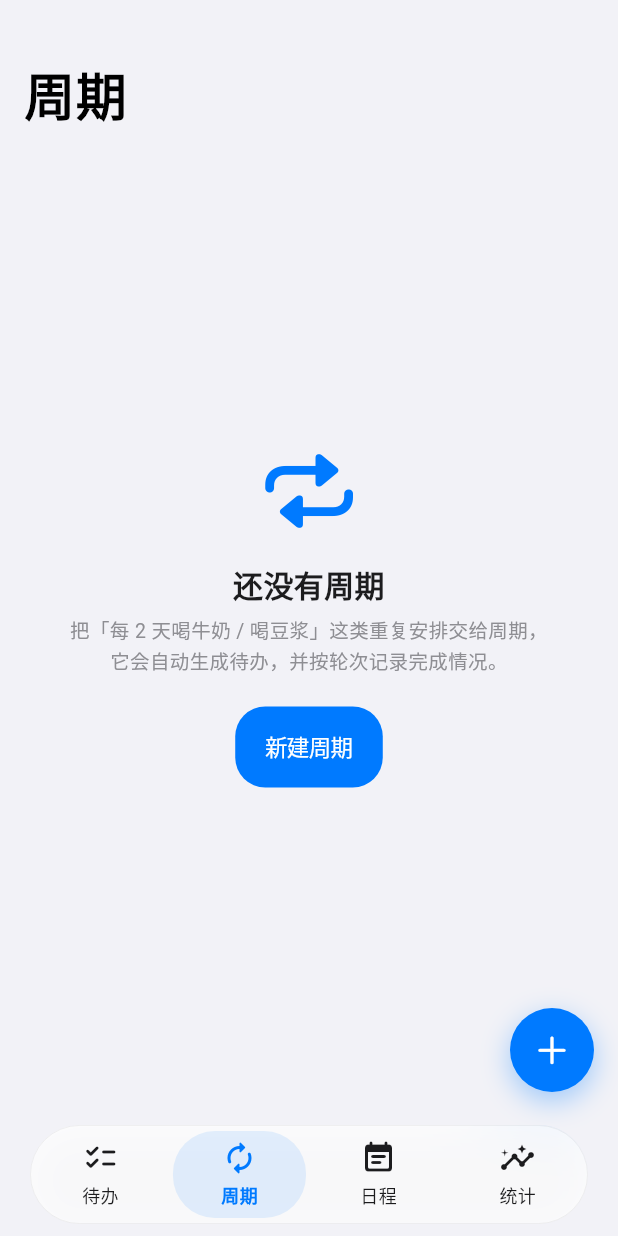
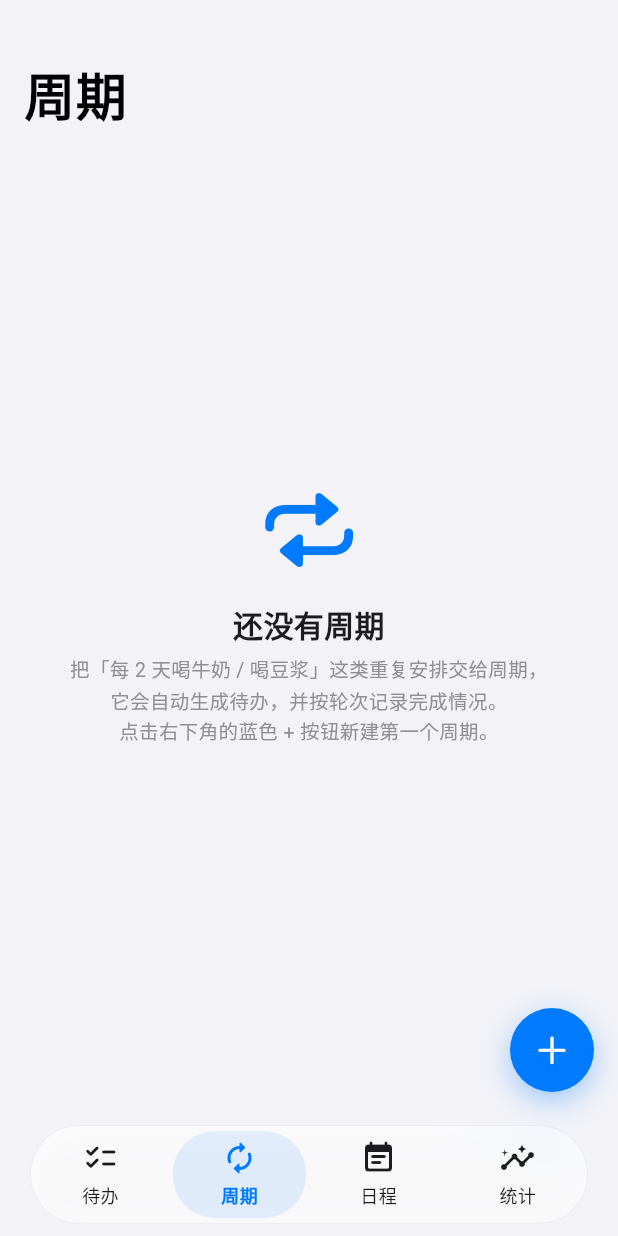
Before and after one commit to AndOhhh/qingyun_todo, a Flutter app: the screen it shows after launch, after a tap on "周期", on a phone screen of 412 x 824 dp. Run offline on Flutter 3.47's test engine with Material 3 defaults, Android fonts, the phone set to English and light mode, and no system bars; our stand-ins replace flutter_riverpod, sqflite; missing offline and left inert: tyme; accounts and stored records are empty.

Commit message:
refactor(ui): 周期页空态移除居中新建按钮，改为引导点击右下角浮动按钮
- 空态保留图标 + 「周期是什么」说明，新增一行引导文案「点击右下角的蓝色 + 按钮新建第一个周期」
- 去除与右下角 FloatingAddButton 重复的居中 CupertinoButton
- 测试：新建周期闭环用例改由 FAB 进入，并断言空态无居中按钮、有引导文案；101/101 全绿
- 真机目视确认：空态仅图标与文案，唯一入口为右下角 +

```diff
--- a/lib/pages/period/index.dart
+++ b/lib/pages/period/index.dart
@@ -89,17 +89,15 @@
       hasScrollBody: false,
       child: Padding(
         padding: const EdgeInsets.only(bottom: 100),
+        // 不再放居中新建按钮：与右下角浮动按钮重复，
+        // 空态只负责说明「周期是什么」并引导点击右下角 +
         child: EmptyState(
           icon: CupertinoIcons.repeat,
           iconColor: const Color(0xFF007AFF),
           title: '还没有周期',
           subtitle: '把「每 2 天喝牛奶 / 喝豆浆」这类重复安排交给周期，\n'
-              '它会自动生成待办，并按轮次记录完成情况。',
-          action: CupertinoButton.filled(
-            borderRadius: BorderRadius.circular(20),
-            onPressed: () => openPeriodicEdit(context),
-            child: const Text('新建周期', style: TextStyle(fontSize: 15)),
-          ),
+              '它会自动生成待办，并按轮次记录完成情况。\n'
+              '点击右下角的蓝色 + 按钮新建第一个周期。',
         ),
       ),
     );
```
Also changed, not shown: 1 other file.
